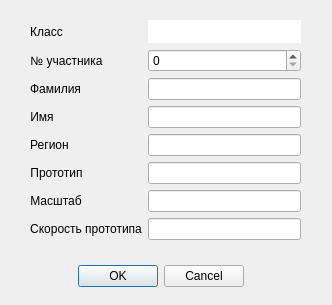
Old version of the form F4C_fill_UI.ui in the repository MasterFly150rus/f4c.
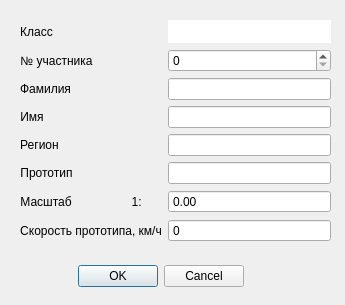
New version of the form. Icons and pictures are not drawn.

What changed in the file:
```diff
--- a/F4C_fill_UI.ui
+++ b/F4C_fill_UI.ui
@@ -9,7 +9,7 @@
    <rect>
     <x>0</x>
     <y>0</y>
-    <width>332</width>
+    <width>345</width>
     <height>305</height>
    </rect>
   </property>
@@ -42,9 +42,9 @@
   <widget class="QWidget" name="formLayoutWidget">
    <property name="geometry">
     <rect>
-     <x>30</x>
+     <x>20</x>
      <y>20</y>
-     <width>271</width>
+     <width>311</width>
      <height>242</height>
     </rect>
    </property>
@@ -61,6 +61,9 @@
     </item>
     <item row="1" column="1">
      <widget class="QSpinBox" name="spinBox">
+      <property name="buttonSymbols">
+       <enum>QAbstractSpinBox::UpDownArrows</enum>
+      </property>
       <property name="minimum">
        <number>0</number>
       </property>
@@ -156,13 +159,10 @@
       </property>
      </widget>
     </item>
-    <item row="6" column="1">
-     <widget class="QLineEdit" name="lineEdit_6"/>
-    </item>
     <item row="6" column="0">
      <widget class="QLabel" name="label_6">
       <property name="text">
-       <string>Масштаб</string>
+       <string>Масштаб                  1:</string>
       </property>
       <property name="alignment">
        <set>Qt::AlignCenter</set>
@@ -172,15 +172,50 @@
     <item row="7" column="0">
      <widget class="QLabel" name="label_8">
       <property name="text">
-       <string>Скорость прототипа</string>
+       <string>Скорость прототипа, км/ч</string>
       </property>
       <property name="alignment">
        <set>Qt::AlignCenter</set>
       </property>
      </widget>
     </item>
+    <item row="6" column="1">
+     <widget class="QDoubleSpinBox" name="scale_box">
+      <property name="locale">
+       <locale language="English" country="UnitedStates"/>
+      </property>
+      <property name="buttonSymbols">
+       <enum>QAbstractSpinBox::NoButtons</enum>
+      </property>
+      <property name="correctionMode">
+       <enum>QAbstractSpinBox::CorrectToNearestValue</enum>
+      </property>
+      <property name="decimals">
+       <number>2</number>
+      </property>
+      <property name="minimum">
+       <double>0.000000000000000</double>
+      </property>
+      <property name="maximum">
+       <double>10000.000000000000000</double>
+      </property>
+      <property name="value">
+       <double>0.000000000000000</double>
+      </property>
+     </widget>
+    </item>
     <item row="7" column="1">
-     <widget class="QLineEdit" name="lineEdit_7"/>
+     <widget class="QSpinBox" name="speed_box">
+      <property name="locale">
+       <locale language="English" country="UnitedStates"/>
+      </property>
+      <property name="buttonSymbols">
+       <enum>QAbstractSpinBox::NoButtons</enum>
+      </property>
+      <property name="correctionMode">
+       <enum>QAbstractSpinBox::CorrectToNearestValue</enum>
+      </property>
+     </widget>
     </item>
    </layout>
   </widget>
```
